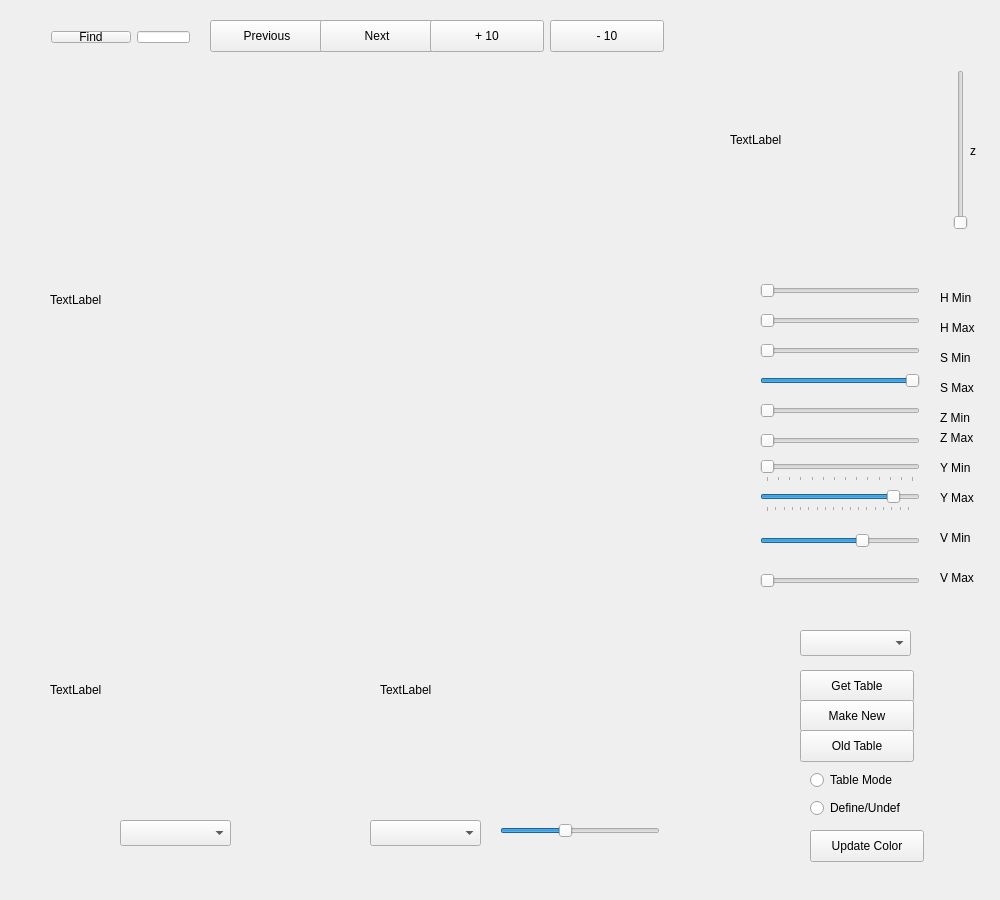
First picture: the form in src/qtool/colorcreator/ColorCreator.ui, repository northern-bites/nbites, before the edit.
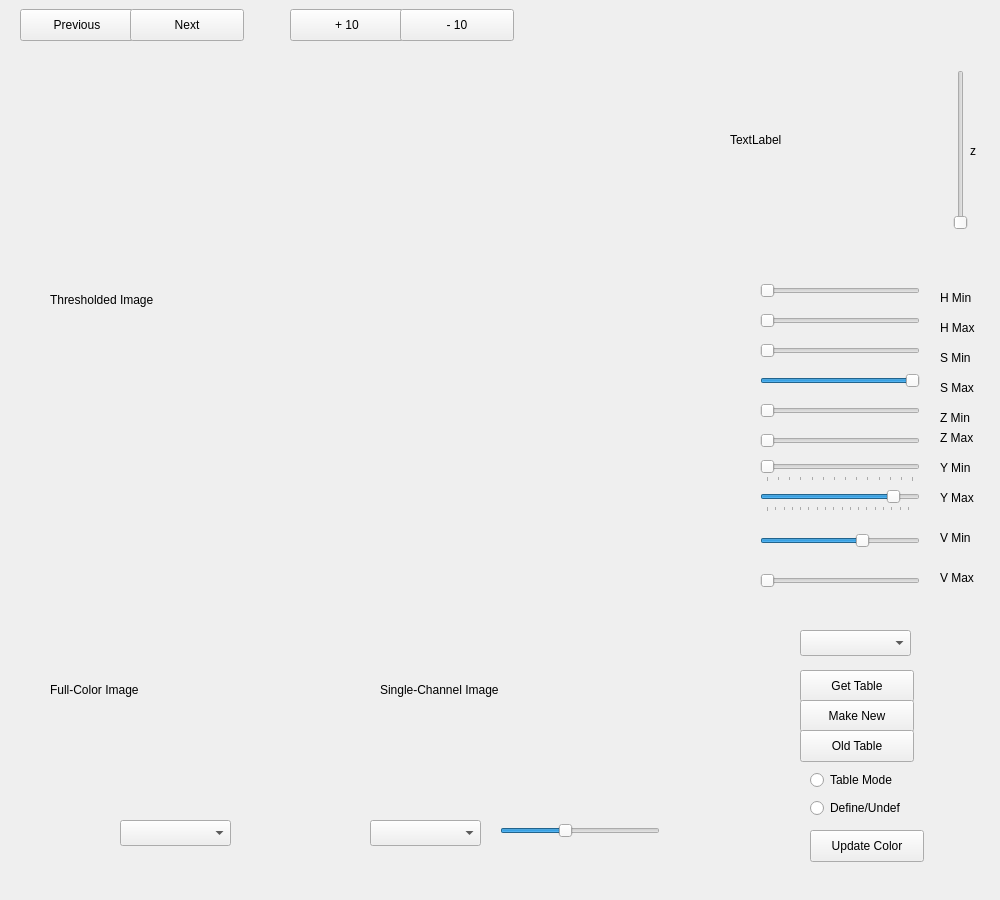
Second picture: the form after the edit.

Commit message: Moved buttons to their own widget. Changed labels.

The edit to the form file:
```diff
--- a/src/qtool/colorcreator/ColorCreator.ui
+++ b/src/qtool/colorcreator/ColorCreator.ui
@@ -16,32 +16,6 @@
   <property name="windowTitle">
    <string>ColorCreator</string>
   </property>
-  <widget class="QPushButton" name="previousButton">
-   <property name="geometry">
-    <rect>
-     <x>210</x>
-     <y>20</y>
-     <width>114</width>
-     <height>32</height>
-    </rect>
-   </property>
-   <property name="text">
-    <string>Previous</string>
-   </property>
-  </widget>
-  <widget class="QPushButton" name="nextButton">
-   <property name="geometry">
-    <rect>
-     <x>320</x>
-     <y>20</y>
-     <width>114</width>
-     <height>32</height>
-    </rect>
-   </property>
-   <property name="text">
-    <string>Next</string>
-   </property>
-  </widget>
   <widget class="QLabel" name="colorWheel">
    <property name="geometry">
     <rect>
@@ -214,7 +188,7 @@
     </rect>
    </property>
    <property name="text">
-    <string>TextLabel</string>
+    <string>Thresholded Image</string>
    </property>
   </widget>
   <widget class="QComboBox" name="viewChoice">
@@ -386,28 +360,6 @@
     <string>Get Table</string>
    </property>
   </widget>
-  <widget class="QWidget" name="layoutWidget">
-   <property name="geometry">
-    <rect>
-     <x>40</x>
-     <y>20</y>
-     <width>161</width>
-     <height>34</height>
-    </rect>
-   </property>
-   <layout class="QHBoxLayout" name="horizontalLayout">
-    <item>
-     <widget class="QPushButton" name="pushButton">
-      <property name="text">
-       <string>Find</string>
-      </property>
-     </widget>
-    </item>
-    <item>
-     <widget class="QLineEdit" name="lineEdit"/>
-    </item>
-   </layout>
-  </widget>
   <widget class="QPushButton" name="writeNew">
    <property name="geometry">
     <rect>
@@ -421,32 +373,6 @@
     <string>Make New</string>
    </property>
   </widget>
-  <widget class="QPushButton" name="plusTen">
-   <property name="geometry">
-    <rect>
-     <x>430</x>
-     <y>20</y>
-     <width>114</width>
-     <height>32</height>
-    </rect>
-   </property>
-   <property name="text">
-    <string>+ 10</string>
-   </property>
-  </widget>
-  <widget class="QPushButton" name="minusTen">
-   <property name="geometry">
-    <rect>
-     <x>550</x>
-     <y>20</y>
-     <width>114</width>
-     <height>32</height>
-    </rect>
-   </property>
-   <property name="text">
-    <string>- 10</string>
-   </property>
-  </widget>
   <widget class="QLabel" name="view2">
    <property name="geometry">
     <rect>
@@ -457,7 +383,7 @@
     </rect>
    </property>
    <property name="text">
-    <string>TextLabel</string>
+    <string>Full-Color Image</string>
    </property>
   </widget>
   <widget class="QLabel" name="view3">
@@ -470,7 +396,7 @@
     </rect>
    </property>
    <property name="text">
-    <string>TextLabel</string>
+    <string>Single-Channel Image</string>
    </property>
   </widget>
   <widget class="QComboBox" name="channel">
@@ -636,6 +562,79 @@
     <string>Update Color</string>
    </property>
   </widget>
+  <widget class="QDockWidget" name="buttonsWidget">
+   <property name="geometry">
+    <rect>
+     <x>10</x>
+     <y>-10</y>
+     <width>541</width>
+     <height>80</height>
+    </rect>
+   </property>
+   <property name="floating">
+    <bool>false</bool>
+   </property>
+   <property name="features">
+    <set>QDockWidget::DockWidgetMovable</set>
+   </property>
+   <widget class="QWidget" name="buttons">
+    <property name="enabled">
+     <bool>true</bool>
+    </property>
+    <widget class="QPushButton" name="previousButton">
+     <property name="geometry">
+      <rect>
+       <x>10</x>
+       <y>0</y>
+       <width>114</width>
+       <height>32</height>
+      </rect>
+     </property>
+     <property name="text">
+      <string>Previous</string>
+     </property>
+    </widget>
+    <widget class="QPushButton" name="nextButton">
+     <property name="geometry">
+      <rect>
+       <x>120</x>
+       <y>0</y>
+       <width>114</width>
+       <height>32</height>
+      </rect>
+     </property>
+     <property name="text">
+      <string>Next</string>
+     </property>
+    </widget>
+    <widget class="QPushButton" name="plusTen">
+     <property name="geometry">
+      <rect>
+       <x>280</x>
+       <y>0</y>
+       <width>114</width>
+       <height>32</height>
+      </rect>
+     </property>
+     <property name="text">
+      <string>+ 10</string>
+     </property>
+    </widget>
+    <widget class="QPushButton" name="minusTen">
+     <property name="geometry">
+      <rect>
+       <x>390</x>
+       <y>0</y>
+       <width>114</width>
+       <height>32</height>
+      </rect>
+     </property>
+     <property name="text">
+      <string>- 10</string>
+     </property>
+    </widget>
+   </widget>
+  </widget>
  </widget>
  <layoutdefault spacing="6" margin="11"/>
  <resources/>
```
The commit also changes 2 other files.
